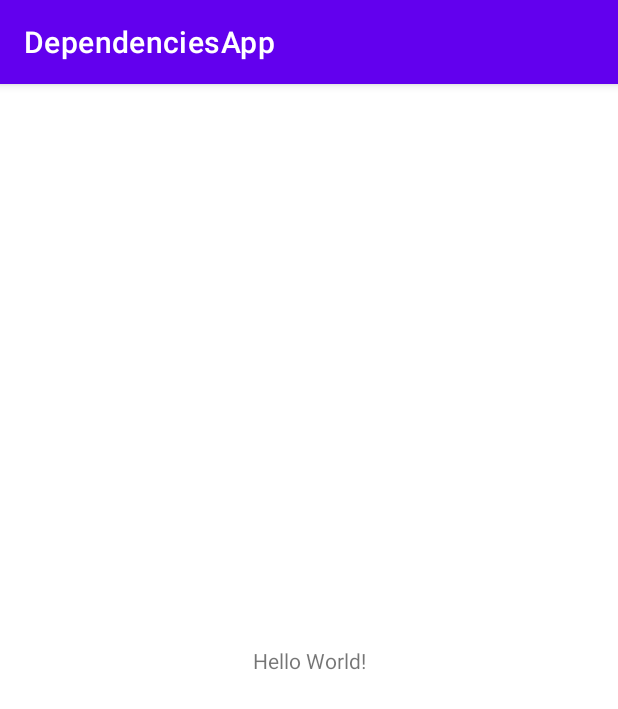
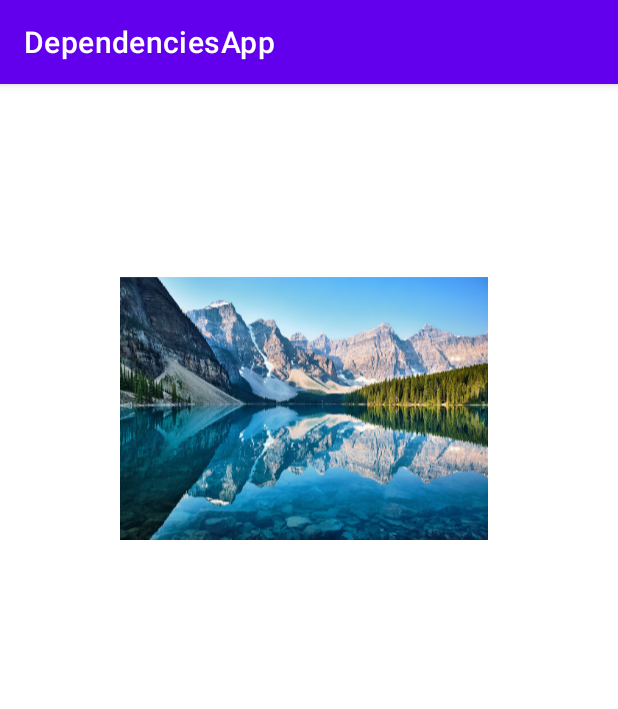
Before and after one commit to AngelTravieso/DependenciesApp, an Android app: the screen it shows after launch (MainActivity), on a phone screen of 412 x 824 dp. Shown: the top 709 px of the screen. Run offline under Robolectric (Android 15) with nearby library versions, the phone set to English and light mode, and no system bars.

Commit message:
agregando librerias externas, Glide (para imagenes)

```diff
--- a/app/src/main/java/com/example/dependenciesapp/MainActivity.java
+++ b/app/src/main/java/com/example/dependenciesapp/MainActivity.java
@@ -3,6 +3,9 @@ package com.example.dependenciesapp;
 import androidx.appcompat.app.AppCompatActivity;
 
 import android.os.Bundle;
+import android.widget.ImageView;
+
+import com.bumptech.glide.Glide;
 
 public class MainActivity extends AppCompatActivity {
 
@@ -10,5 +13,16 @@ public class MainActivity extends AppCompatActivity {
     protected void onCreate(Bundle savedInstanceState) {
         super.onCreate(savedInstanceState);
         setContentView(R.layout.activity_main);
+
+        ImageView imageView = findViewById(R.id.imageView);
+
+        /*imageView.setImageResource(R.drawable.mountains);*/
+
+        // Glide library
+        Glide
+                .with(this)
+                .load(R.drawable.mountains)
+                .into(imageView);
+
     }
 }
--- a/app/src/main/res/layout/activity_main.xml
+++ b/app/src/main/res/layout/activity_main.xml
@@ -6,13 +6,14 @@
     android:layout_height="match_parent"
     tools:context=".MainActivity">
 
-    <TextView
-        android:layout_width="wrap_content"
-        android:layout_height="wrap_content"
-        android:text="Hello World!"
-        app:layout_constraintBottom_toBottomOf="parent"
-        app:layout_constraintEnd_toEndOf="parent"
+    <ImageView
+        android:id="@+id/imageView"
+        android:layout_width="245dp"
+        android:layout_height="256dp"
+        android:layout_marginStart="80dp"
+        android:layout_marginTop="88dp"
         app:layout_constraintStart_toStartOf="parent"
         app:layout_constraintTop_toTopOf="parent" />
 
+
 </androidx.constraintlayout.widget.ConstraintLayout>
```
Also changed, not shown: app/build.gradle (+11 -1 lines), app/src/main/res/drawable-v24/logo.png (added), app/src/main/res/drawable-v24/mountains.jpg (added).
